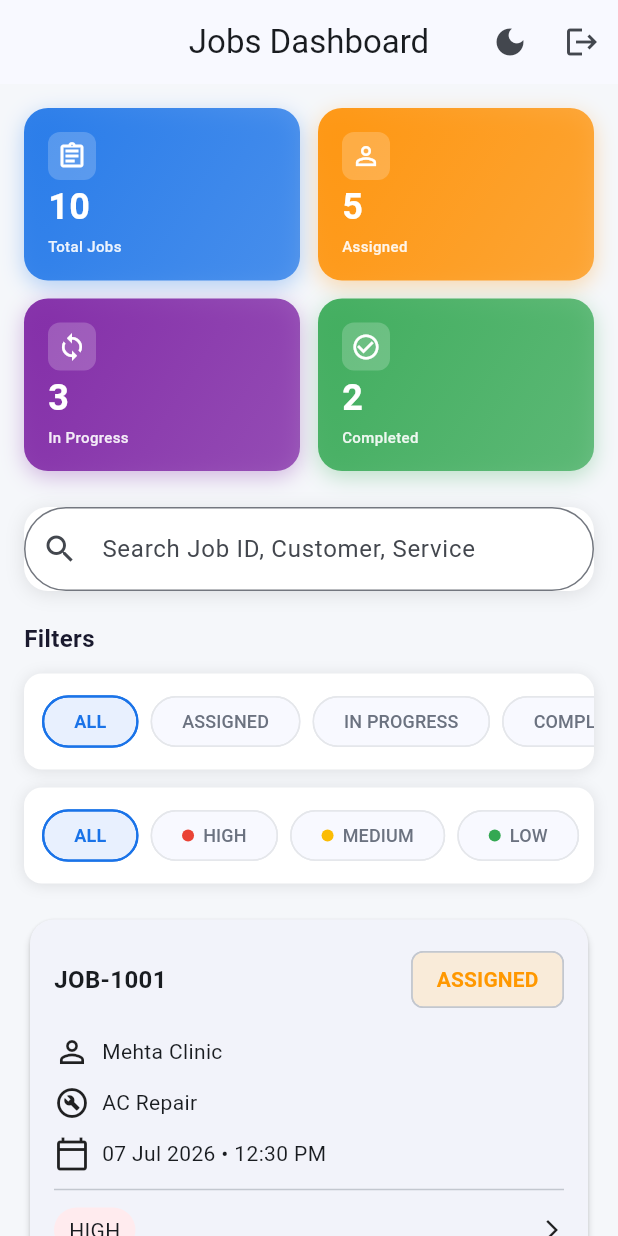
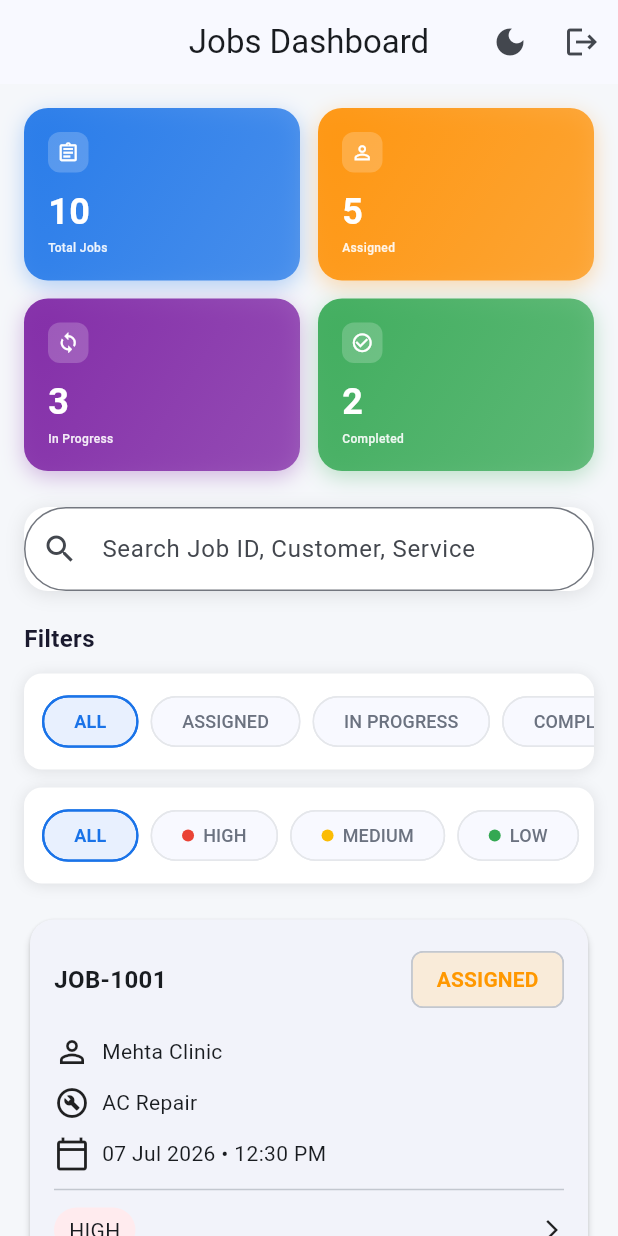
Before and after one commit to anuraggggggg/fieldops_mini_app, a Flutter app: the Dashboard screen opened directly, on a phone screen of 412 x 824 dp. Run offline on Flutter 3.47's test engine with Material 3 defaults, Android fonts, the light colour scheme and no system bars; our stand-ins replace flutter_secure_storage, lottie; accounts and stored records are empty; statements that could not run were skipped.

Commit message:
OVERFLOW FIXED

```diff
--- a/lib/view/widgets/summary_dart.dart
+++ b/lib/view/widgets/summary_dart.dart
@@ -60,7 +60,7 @@ class SummaryCard extends StatelessWidget {
                       ),
                       child: Icon(
                         icon,
-                        size: 20,
+                        size: 15,
                         color: Colors.white,
                       ),
                     ),
@@ -79,7 +79,7 @@ class SummaryCard extends StatelessWidget {
                 Text(
                   title,
                   style: TextStyle(
-                    fontSize: 10,
+                    fontSize: 8,
                     fontWeight: FontWeight.w500,
                     color: Colors.white.withOpacity(0.9),
                   ),
```
